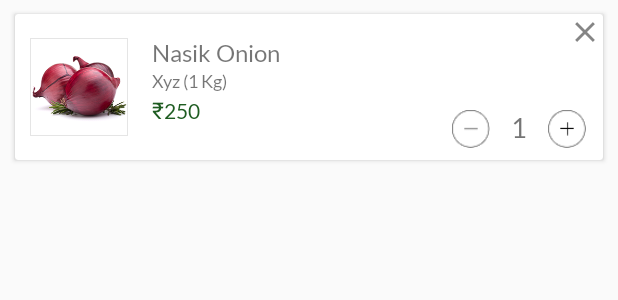
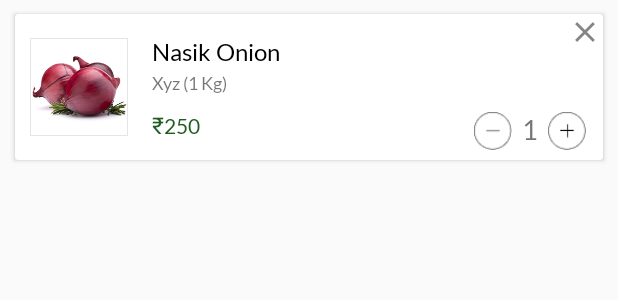
Before and after one commit to mmpandeyiitd/groots-android, an Android app: the layout checkout_adapter.xml on its own in the app's theme, with its tools: preview values and no code run, on a phone screen of 412 x 824 dp. Shown: the top 300 px of the screen. Run offline under Robolectric (Android 15) with nearby library versions, the phone set to English and light mode, and no system bars.

Commit message:
UI correction

```diff
--- a/app/src/main/java/groots/canbrand/com/groots/adapter/Checkout_Adapter.java
+++ b/app/src/main/java/groots/canbrand/com/groots/adapter/Checkout_Adapter.java
@@ -81,6 +81,7 @@ public class Checkout_Adapter extends RecyclerView.Adapter<Checkout_Adapter.Cart
                 notifyDataSetChanged();
             }
         });
+
 
         if (cartClasses.get(position).product_qty > 0) {
             holder.txtCount.setText("" + cartClasses.get(position).product_qty);
--- a/app/src/main/java/groots/canbrand/com/groots/ui/Landing_UI.java
+++ b/app/src/main/java/groots/canbrand/com/groots/ui/Landing_UI.java
@@ -296,23 +296,28 @@ public class Landing_UI extends AppCompatActivity
 
             case R.id.help_menu:
                 Toast.makeText(this, "Help Menu Pressed", Toast.LENGTH_SHORT).show();
+                drawer.closeDrawer(GravityCompat.START);
                 break;
 
             case R.id.contact_menu:
                 Toast.makeText(this, "Contact Menu Pressed", Toast.LENGTH_SHORT).show();
+                drawer.closeDrawer(GravityCompat.START);
                 break;
 
             case R.id.rate_menu:
                 Toast.makeText(this, "Rate Menu Pressed", Toast.LENGTH_SHORT).show();
+                drawer.closeDrawer(GravityCompat.START);
                 break;
 
             case R.id.about_menu:
                 Toast.makeText(this, "About Menu Pressed", Toast.LENGTH_SHORT).show();
+                drawer.closeDrawer(GravityCompat.START);
                 break;
 
             case R.id.logout_menu:
                 //  Toast.makeText(this,"Logout Menu Pressed",Toast.LENGTH_SHORT).show();
                 logoutPopUp();
+                drawer.closeDrawer(GravityCompat.START);
                 break;
             case R.id.listicon:
 
--- a/app/src/main/res/layout/activity_checkout__ui.xml
+++ b/app/src/main/res/layout/activity_checkout__ui.xml
@@ -231,6 +231,7 @@
         <groots.canbrand.com.groots.utilz.Loader
             android:layout_width="56dp"
             android:layout_height="56dp"
+            android:elevation="10dp"
             android:id="@+id/rotate"/>
     </RelativeLayout>
 </RelativeLayout>
--- a/app/src/main/res/layout/activity_thank__you__ui.xml
+++ b/app/src/main/res/layout/activity_thank__you__ui.xml
@@ -47,7 +47,7 @@
                         android:layout_marginBottom="20dp"
                         android:src="@drawable/thank_you_check" />
 
-                    <groots.canbrand.com.groots.utilz.TextViewLatoRegular
+                    <groots.canbrand.com.groots.utilz.TextViewLatoLight
                         android:layout_width="match_parent"
                         android:layout_height="wrap_content"
                         android:gravity="center"
@@ -55,7 +55,7 @@
                         android:textColor="#ffffff"
                         android:textSize="25sp" />
 
-                    <groots.canbrand.com.groots.utilz.TextViewLatoRegular
+                    <groots.canbrand.com.groots.utilz.TextViewLatoLight
                         android:layout_width="match_parent"
                         android:layout_height="wrap_content"
                         android:layout_marginTop="10dp"
@@ -92,7 +92,7 @@
                     android:gravity="center"
                     android:text="WE LOOK FORWARD TO\n  SERVING YOU AGAIN!"
                     android:textColor="@color/textPrimaryDark"
-                    android:textSize="22sp" />
+                    android:textSize="19sp" />
             </RelativeLayout>
         </LinearLayout>
 
--- a/app/src/main/res/layout/checkout_adapter.xml
+++ b/app/src/main/res/layout/checkout_adapter.xml
@@ -20,10 +20,10 @@
 
         <LinearLayout
             android:id="@+id/imagecross"
-            android:layout_width="56dp"
+            android:layout_width="80dp"
             android:layout_gravity="end"
             android:gravity="end"
-            android:layout_height="wrap_content">
+            android:layout_height="40dp">
 
         <ImageView
             android:layout_width="wrap_content"
@@ -72,20 +72,23 @@
 
                     <groots.canbrand.com.groots.utilz.TextViewLatoRegular
                         android:id="@+id/textItemName"
-                        android:layout_width="wrap_content"
+                        android:layout_width="match_parent"
                         android:layout_height="wrap_content"
                         android:maxLines="1"
                         android:paddingTop="3dp"
                         android:singleLine="true"
                         android:text="Nasik Onion"
+                        android:paddingRight="50dp"
+                        android:textColor="@color/textPrimaryDark"
                         android:textSize="16sp"
                         android:ellipsize="end"/>
 
                     <groots.canbrand.com.groots.utilz.TextViewLatoRegular
                         android:id="@+id/textItemdesc"
-                        android:layout_width="wrap_content"
+                        android:layout_width="match_parent"
                         android:layout_height="wrap_content"
-                        android:layout_marginTop="1dp"
+                        android:layout_marginTop="3dp"
+                        android:paddingRight="50dp"
                         android:singleLine="true"
                         android:maxLines="1"
                         android:text="Xyz (1 Kg)"
@@ -104,6 +107,8 @@
                             android:layout_width="wrap_content"
                             android:layout_height="wrap_content"
                             android:text="@string/indian_rupees"
+                            android:layout_marginBottom="2dp"
+                            android:layout_gravity="center"
                             android:textColor="@color/colorPrimary"
                             android:textSize="15dp" />
 
@@ -114,6 +119,8 @@
                             android:layout_weight="1"
                             android:singleLine="true"
                             android:text="250"
+                            android:layout_gravity="center"
+                            android:layout_marginBottom="2dp"
                             android:textColor="@color/colorPrimary"
                             android:textSize="14dp" />
 
@@ -143,7 +150,7 @@
 
                             <groots.canbrand.com.groots.utilz.TextViewLatoRegular
                                 android:id="@+id/txtCount"
-                                android:layout_width="25dp"
+                                android:layout_width="wrap_content"
                                 android:layout_height="25dp"
                                 android:layout_marginTop="5dp"
                                 android:gravity="center"
```
Also changed, not shown: app/src/main/java/groots/canbrand/com/groots/adapter/Detail_Adapter.java (+14 -2 lines), app/src/main/java/groots/canbrand/com/groots/adapter/Landing_Adapter.java (+14 -2 lines), app/src/main/java/groots/canbrand/com/groots/fragments/DetailFrag.java (+32 -1 lines), app/src/main/res/layout/landing_card_view_row.xml (+6 -1 lines).
